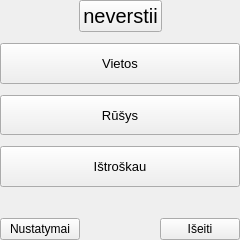
Before: the Qt Designer form nokia/AlausRadaras/alausradaras.ui in vincnetas/alaus-radaras, drawn with Qt 5.
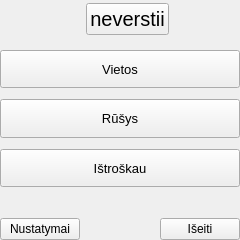
After: the same form once the commit is applied. Icons and pictures are not drawn.

```diff
--- a/nokia/AlausRadaras/alausradaras.ui
+++ b/nokia/AlausRadaras/alausradaras.ui
@@ -28,7 +28,7 @@
     <number>0</number>
    </property>
    <item>
-    <layout class="QHBoxLayout" name="horizontalLayout_2" stretch="2,1,2">
+    <layout class="QHBoxLayout" name="horizontalLayout_2" stretch="3,1,1,0,1">
      <property name="sizeConstraint">
       <enum>QLayout::SetDefaultConstraint</enum>
      </property>
@@ -70,6 +70,31 @@
        </property>
       </widget>
      </item>
+     <item>
+      <spacer name="horizontalSpacer_5">
+       <property name="orientation">
+        <enum>Qt::Horizontal</enum>
+       </property>
+       <property name="sizeHint" stdset="0">
+        <size>
+         <width>40</width>
+         <height>20</height>
+        </size>
+       </property>
+      </spacer>
+     </item>
+     <item>
+      <widget class="QLabel" name="waitLabel">
+       <property name="styleSheet">
+        <string notr="true">#waitLabel {
+ background-color: transparent;
+}</string>
+       </property>
+       <property name="text">
+        <string/>
+       </property>
+      </widget>
+     </item>
      <item>
       <spacer name="horizontalSpacer_3">
        <property name="orientation">
```
